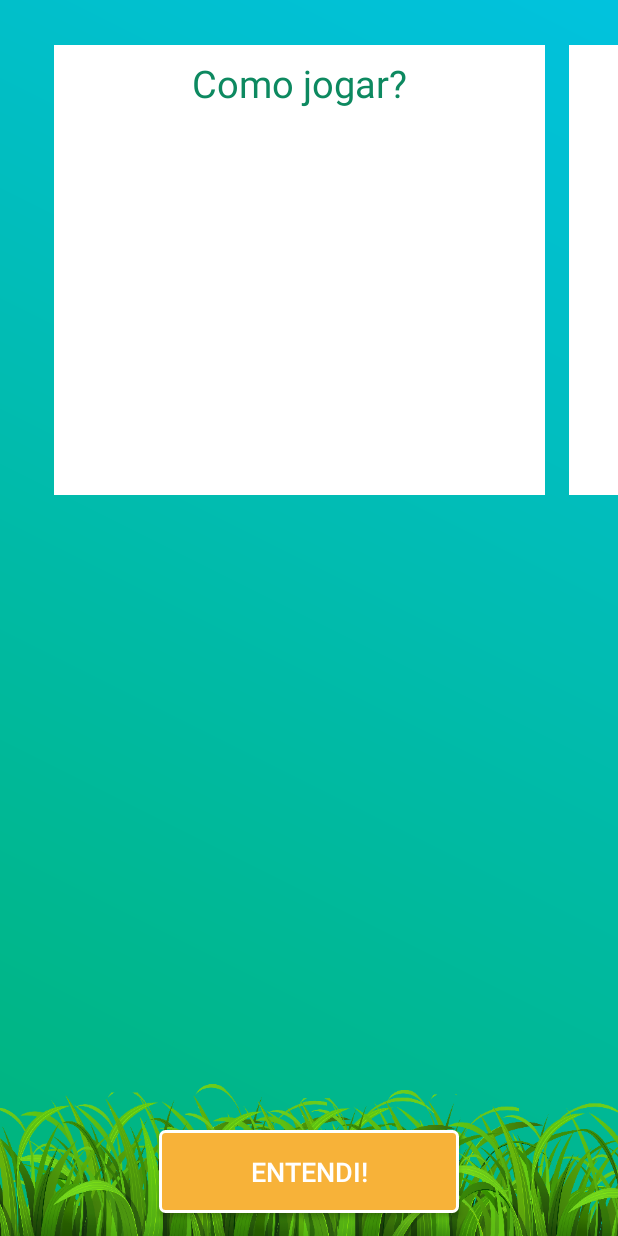
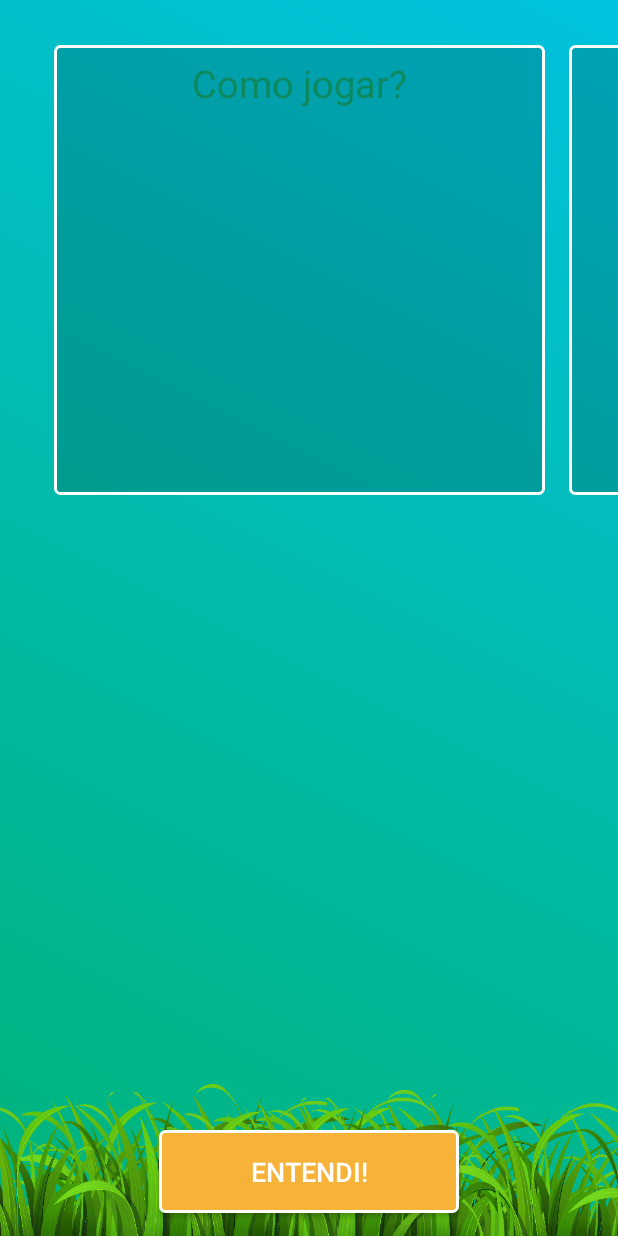
Before and after one commit to erickkenji/HiperForca, an Android app: the screen it shows after launch (TutorialActivity), on a phone screen of 412 x 824 dp. Run offline under Robolectric (Android 15) with nearby library versions, the phone set to English and light mode, and no system bars.

Commit message:
Tutorial slides style defined

```diff
--- /dev/null
+++ b/app/src/main/res/drawable/bg_tutorial.xml
@@ -0,0 +1,7 @@
+<?xml version="1.0" encoding="UTF-8"?>
+<shape android:shape="rectangle"
+    xmlns:android="http://schemas.android.com/apk/res/android">
+    <solid android:color="#2b000000" />
+    <corners android:radius="3dp"/>
+    <stroke android:width="2dp" android:color="@color/white" />
+</shape>
--- a/app/src/main/res/layout/fragment_tutorial_rules.xml
+++ b/app/src/main/res/layout/fragment_tutorial_rules.xml
@@ -4,7 +4,7 @@
     android:id="@+id/activity_main_container"
     android:layout_width="match_parent"
     android:layout_height="match_parent"
-    android:background="@color/white"
+    android:background="@drawable/bg_tutorial"
     android:orientation="vertical">
 
     <TextView
--- a/app/src/main/res/layout/fragment_tutorial_score.xml
+++ b/app/src/main/res/layout/fragment_tutorial_score.xml
@@ -2,9 +2,9 @@
 <LinearLayout xmlns:android="http://schemas.android.com/apk/res/android"
     xmlns:app="http://schemas.android.com/apk/res-auto"
     android:id="@+id/activity_main_container"
-    android:layout_width="250dp"
+    android:layout_width="match_parent"
     android:layout_height="match_parent"
-    android:background="@color/white"
+    android:background="@drawable/bg_tutorial"
     android:orientation="vertical">
 
     <TextView
--- a/app/src/main/res/values/colors.xml
+++ b/app/src/main/res/values/colors.xml
@@ -2,7 +2,7 @@
 <resources>
     <color name="color_primary">#0ea97e</color>
     <color name="color_primary_dark">#0d8960</color>
-    <color name="color_accent">#52dbdf</color>
+    <color name="color_accent">#80d8ff</color>
     <color name="color_alert">#ffea00</color>
     <color name="color_alert_2">#ffb300</color>
     <color name="color_danger">#d50000</color>
```
